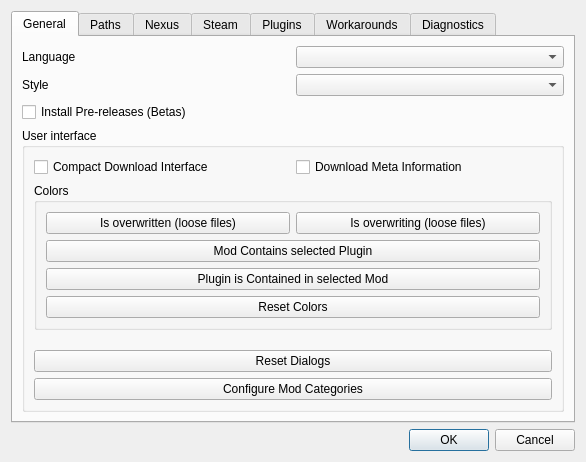
This is modorganizer/src/settingsdialog.ui in Holt59/mo2-merge as Qt 5 draws it before an edit. The edited form follows.
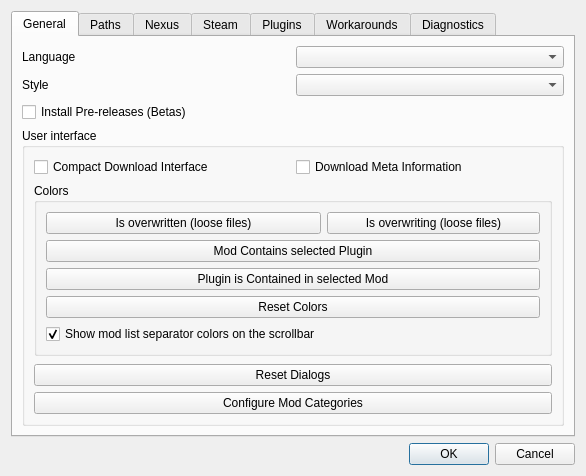
This is the edited form. Icons and pictures are not drawn.

Commit message: [modorganizer] Add option to remove column colors for mod list separators

```diff
--- a/modorganizer/src/settingsdialog.ui
+++ b/modorganizer/src/settingsdialog.ui
@@ -134,6 +134,22 @@
                </property>
               </widget>
              </item>
+             <item row="5" column="0">
+              <widget class="QCheckBox" name="colorSeparatorsBox">
+               <property name="toolTip">
+                <string>When this is enabled, the color defined for a separator will be shown on the mod list scrollbar at the location of the separator.  This can be useful for quick navigation between separator sections or to a specific separator section.</string>
+               </property>
+               <property name="whatsThis">
+                <string>When this is enabled, the color defined for a separator will be shown on the mod list scrollbar at the location of the separator.  This can be useful for quick navigation between separator sections or to a specific separator section.</string>
+               </property>
+               <property name="text">
+                <string>Show mod list separator colors on the scrollbar</string>
+               </property>
+               <property name="checked">
+                <bool>true</bool>
+               </property>
+              </widget>
+             </item>
             </layout>
            </widget>
           </item>
```
Left out of the diff: 28 changed lines with no effect on the pictures. The commit also changes 3 other files.
